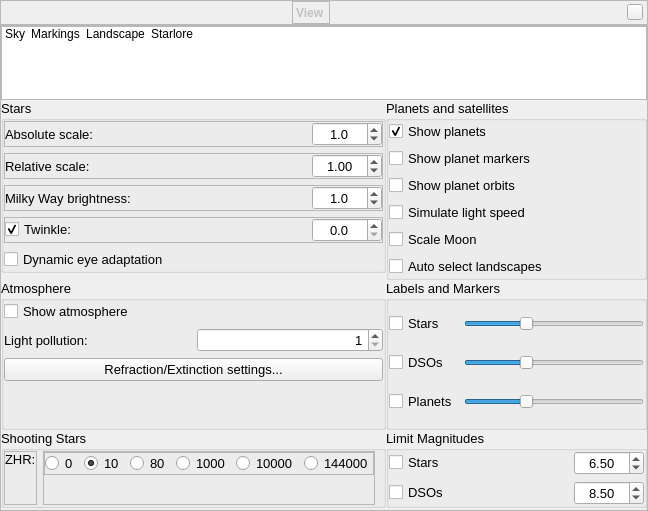
Above: src/gui/viewDialog.ui from 519984307/stellarium_src before the change. Below: the same form after it.
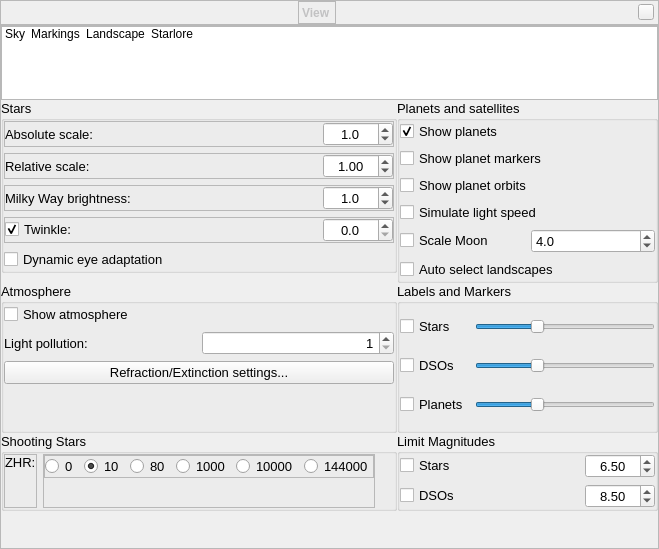
That is the form after the change. The open tabs and pages were chosen to show the change. Icons and pictures are not drawn. Custom widgets are drawn as their Qt base class.

Commit message: added GUI for setting Moon scale factor

Diff of the .ui file:
```diff
--- a/src/gui/viewDialog.ui
+++ b/src/gui/viewDialog.ui
@@ -6,8 +6,8 @@
    <rect>
     <x>0</x>
     <y>0</y>
-    <width>648</width>
-    <height>511</height>
+    <width>659</width>
+    <height>549</height>
    </rect>
   </property>
   <property name="font">
@@ -519,11 +519,37 @@
               </widget>
              </item>
              <item>
-              <widget class="QCheckBox" name="planetScaleMoonCheckBox">
-               <property name="text">
-                <string>Scale Moon</string>
-               </property>
-              </widget>
+              <layout class="QHBoxLayout" name="horizontalLayout">
+               <item>
+                <widget class="QCheckBox" name="planetScaleMoonCheckBox">
+                 <property name="text">
+                  <string>Scale Moon</string>
+                 </property>
+                </widget>
+               </item>
+               <item>
+                <widget class="QDoubleSpinBox" name="moonScaleFactor">
+                 <property name="toolTip">
+                  <string>Scale Moon factor</string>
+                 </property>
+                 <property name="decimals">
+                  <number>1</number>
+                 </property>
+                 <property name="minimum">
+                  <double>1.000000000000000</double>
+                 </property>
+                 <property name="maximum">
+                  <double>20.000000000000000</double>
+                 </property>
+                 <property name="singleStep">
+                  <double>0.100000000000000</double>
+                 </property>
+                 <property name="value">
+                  <double>4.000000000000000</double>
+                 </property>
+                </widget>
+               </item>
+              </layout>
              </item>
              <item>
               <widget class="QCheckBox" name="autoChangeLandscapesCheckBox">
```
Left out of the diff: 311 changed lines with no effect on the pictures. The commit also changes 4 other files.
